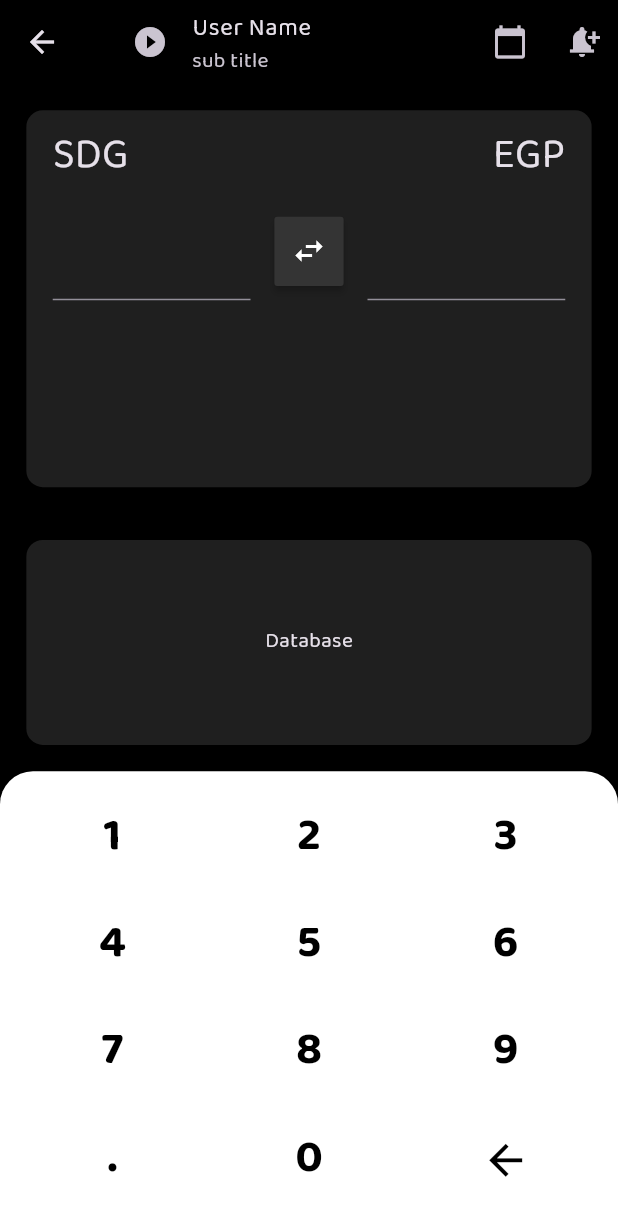
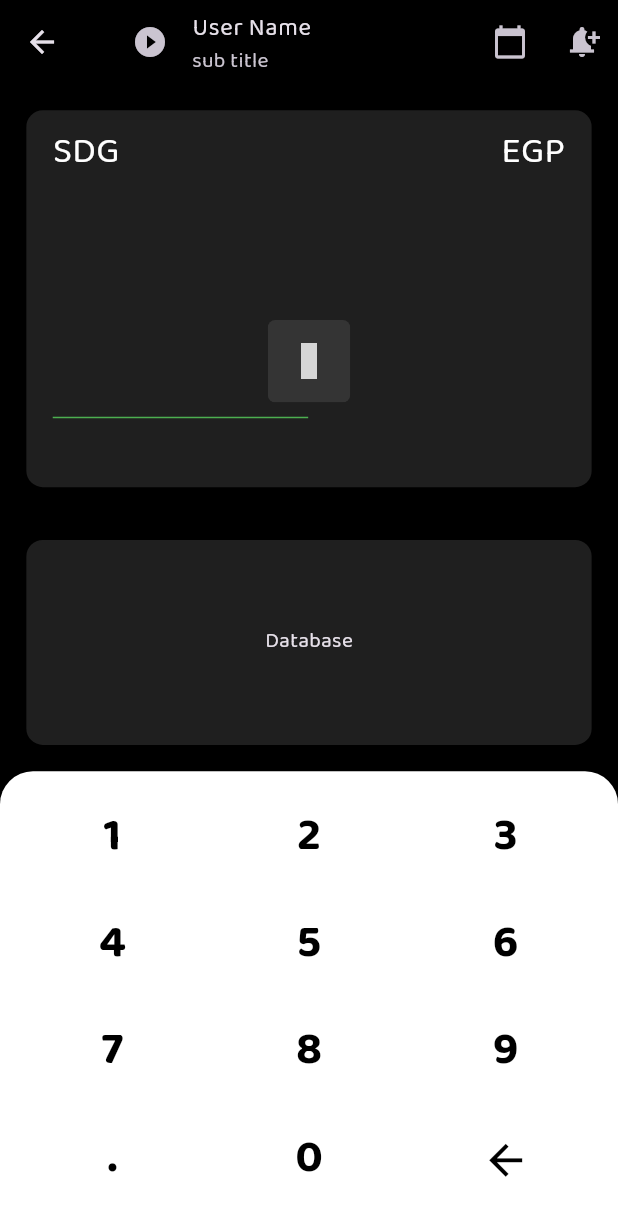
Before and after one commit to mohanedSalaheldin/sdg-tracker, a Flutter app: the CalculatorScreen screen opened directly, on a phone screen of 412 x 824 dp. Shown: the top 1216 px of the screen. Run offline on Flutter 3.47's test engine with Material 3 defaults, Android fonts, the light colour scheme and no system bars; our stand-ins replace connectivity_plus, fl_chart, flutter_riverpod, flutter_screenutil, gap, get_it and 2 more; accounts and stored records are empty; grey boxes are pictures that could not be loaded.

```diff
--- a/lib/src/presentation/widgets/calculation_input_output_area_widget.dart
+++ b/lib/src/presentation/widgets/calculation_input_output_area_widget.dart
@@ -1,6 +1,7 @@
 import 'package:flutter/material.dart';
 import 'package:flutter_riverpod/flutter_riverpod.dart';
 import 'package:flutter_screenutil/flutter_screenutil.dart';
+import 'package:iconsax_flutter/iconsax_flutter.dart';
 import 'package:sudanese_currency/src/providers/calculator_screen_providers.dart';
 import 'package:sudanese_currency/src/shared/app_colors.dart';
 import 'package:sudanese_currency/src/shared/constants.dart';
@@ -14,7 +15,8 @@
   Widget build(BuildContext context, WidgetRef ref) {
     final inputController = ref.watch(inputTxtControllerProvider);
     final outputController = ref.watch(outputTxtControllerProvider);
-    var textStyle = TextStyle(fontSize: 25.sp, height: 1.0);
+    var textStyle =
+        TextStyle(fontSize: 22.sp, height: 1.0, color: Colors.white);
     return Expanded(
       flex: 5,
       child: Container(
@@ -28,6 +30,7 @@
         child: Padding(
           padding: EdgeInsets.all(appDefaultPadding),
           child: Column(
+            mainAxisAlignment: MainAxisAlignment.spaceBetween,
             children: [
               Row(
                 mainAxisAlignment: MainAxisAlignment.spaceBetween,
@@ -38,22 +41,52 @@
               ),
               SizedBox(
                 height: 90.sp,
-                child: Row(
+                child: Column(
+                  children: [
+                    Row(
                       mainAxisAlignment: MainAxisAlignment.spaceBetween,
                       crossAxisAlignment: CrossAxisAlignment.center,
                       children: [
                         CashTextFromField(controller: inputController),
-                    SizedBox(
-                      width: 42.sp,
-                      height: 42.sp,
+                        Container(
+                          width: 50.sp,
+                          height: 50.sp,
+                          clipBehavior: Clip.antiAlias,
+                          decoration: BoxDecoration(
+                            borderRadius: BorderRadius.circular(5),
+                          ),
                           child: MaterialButton(
                             padding: const EdgeInsets.all(0),
                             color: const Color.fromARGB(255, 52, 52, 52),
                             onPressed: () {},
-                        child: const Icon(Icons.swap_horiz_outlined),
+                            child:
+                                const Icon(Iconsax.arrow_swap_horizontal_copy),
                           ),
                         ),
                         CashTextFromField(controller: outputController),
+                      ],
+                    ),
+                    Row(
+                      mainAxisAlignment: MainAxisAlignment.spaceBetween,
+                      children: [
+                        SizedBox(
+                          width: 155.sp,
+                          child: const Divider(
+                            height: 10,
+                            color: Colors.green,
+                            thickness: 1,
+                          ),
+                        ),
+                        SizedBox(
+                          width: 155.sp,
+                          child: const Divider(
+                            height: 10,
+                            color: Colors.transparent,
+                            thickness: 1,
+                          ),
+                        ),
+                      ],
+                    ),
                   ],
                 ),
               ),
--- a/lib/src/presentation/widgets/cash_text_from_field.dart
+++ b/lib/src/presentation/widgets/cash_text_from_field.dart
@@ -1,5 +1,6 @@
 import 'package:flutter/cupertino.dart';
 import 'package:flutter/material.dart';
+import 'package:flutter/widgets.dart';
 import 'package:flutter_screenutil/flutter_screenutil.dart';
 import 'package:sudanese_currency/src/shared/app_colors.dart';
 
@@ -18,14 +19,14 @@
         keyboardType: TextInputType.none,
         controller: controller,
         cursorColor: AppColors.greenColor,
-        style: TextStyle(
-          fontSize: 30.sp,
-        ),
+        style: TextStyle(fontSize: 30.sp, color: Colors.white),
         decoration: const InputDecoration(
-          border: UnderlineInputBorder(
-              borderSide: BorderSide(color: Color.fromARGB(255, 46, 47, 45))),
-          focusedBorder: UnderlineInputBorder(
-              borderSide: BorderSide(color: AppColors.greenColor)),
+          border: InputBorder.none,
+          focusedBorder: InputBorder.none,
+          // border: UnderlineInputBorder(
+          //     borderSide: BorderSide(color: Color.fromARGB(255, 46, 47, 45))),
+          // focusedBorder: UnderlineInputBorder(
+          //     borderSide: BorderSide(color: AppColors.greenColor)),
         ),
       ),
     );
--- a/lib/src/shared/app_theme.dart
+++ b/lib/src/shared/app_theme.dart
@@ -9,6 +9,9 @@
       appBarTheme: const AppBarTheme(
         color: AppColors.blackBackgroundColor,
       ),
+      iconTheme: const IconThemeData(
+        color: Colors.white,
+      ),
       // colorScheme: ColorScheme.fromSeed(seedColor: Colors.deepPurple),
       useMaterial3: true,
       bottomNavigationBarTheme: const BottomNavigationBarThemeData(
```
Lines whose indentation alone changed are shown as unchanged.
